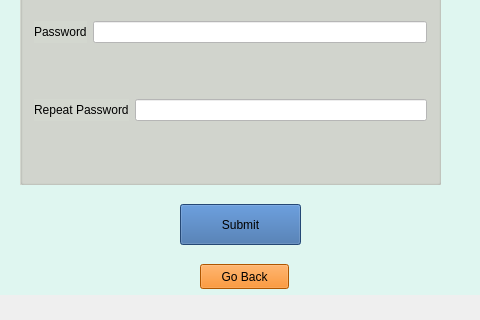
danieldir/carSellGui, file carsell.ui: the form before one commit; both pictures show x 390 to 870 and y 490 to 810 of the 1248 by 810 pixel window.
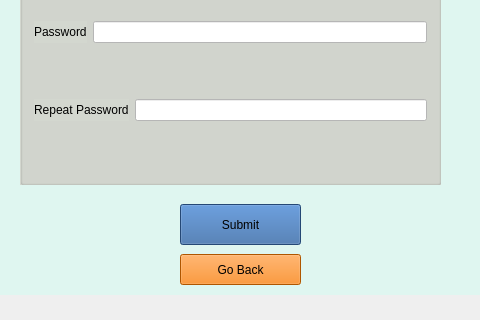
The form after the commit. Icons and pictures are not drawn.

```diff
--- a/carsell.ui
+++ b/carsell.ui
@@ -314,10 +314,10 @@
      <widget class="QPushButton" name="goBack_Button">
       <property name="geometry">
        <rect>
-        <x>590</x>
-        <y>700</y>
-        <width>89</width>
-        <height>25</height>
+        <x>570</x>
+        <y>690</y>
+        <width>121</width>
+        <height>31</height>
        </rect>
       </property>
       <property name="styleSheet">
```
